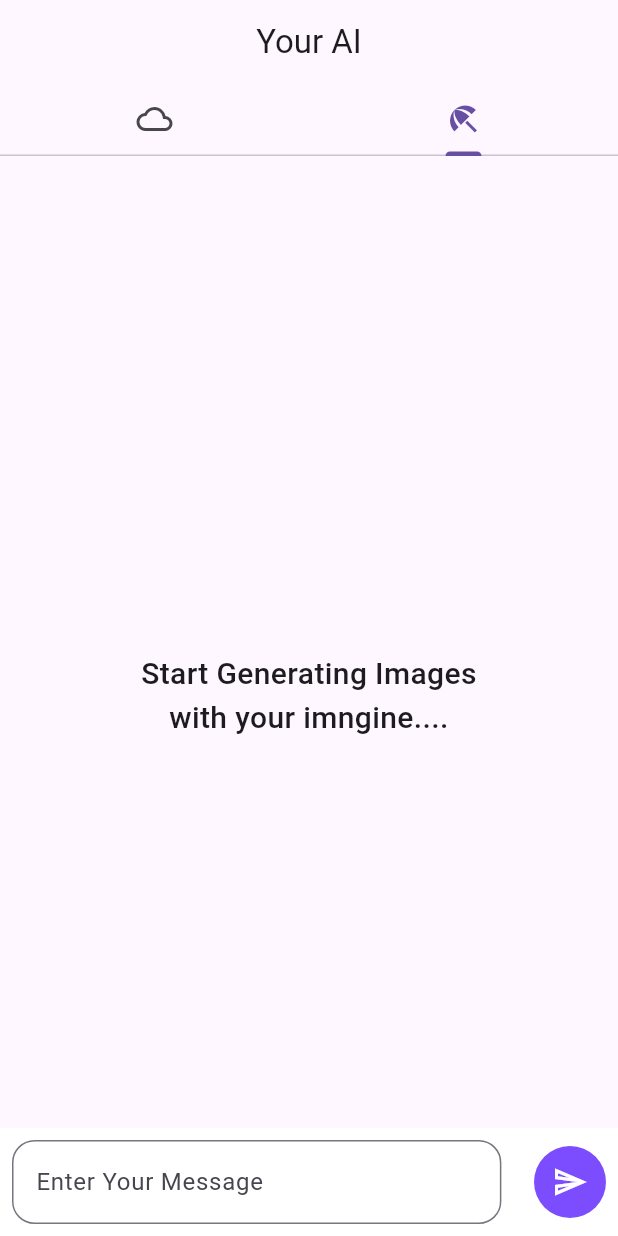
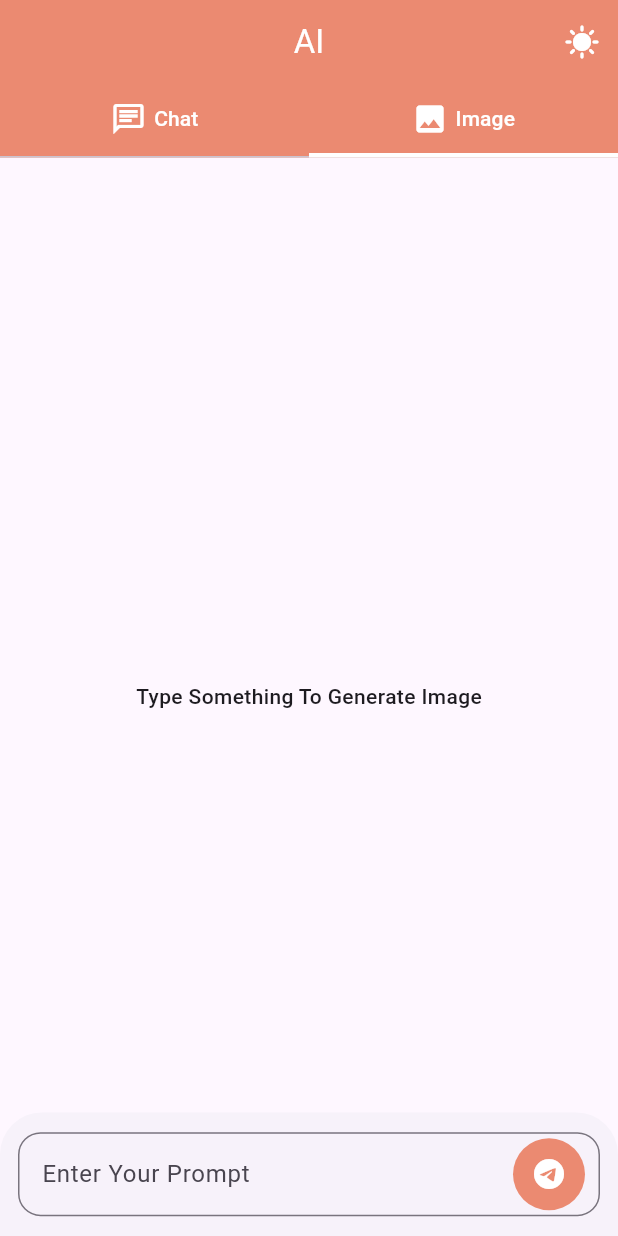
Before and after one commit to aryansabhani/chatgpt_app, a Flutter app: the screen it shows after launch, tab 2 chosen, on a phone screen of 412 x 824 dp. Run offline on Flutter 3.47's test engine with Material 3 defaults, Android fonts, the phone set to English and light mode, and no system bars; our stand-ins replace animated_splash_screen, dio, google_generative_ai.

Commit message:
AS || 27-04-2024 13:46

```diff
--- /dev/null
+++ b/lib/Controller/ImageController.dart
@@ -0,0 +1,25 @@
+import 'package:chatgpt_app/Helper/ImageHelper.dart';
+import 'package:flutter/material.dart';
+import 'package:flutter/services.dart';
+
+class ImageController extends ChangeNotifier {
+  List<Uint8List> images = [];
+
+  Uint8List image = Uint8List(0);
+  bool isLoading = false;
+
+  void ImaginApi(String prompt) async {
+    isLoading = true;
+    notifyListeners();
+    image =
+        await await ImageGenHelper.imageGenHelper.GeneratImage(prompt: prompt) ??
+            [];
+
+    if (image.isNotEmpty) {
+      images.add(image);
+    }
+
+    isLoading = false;
+    notifyListeners();
+  }
+}
--- /dev/null
+++ b/lib/Controller/ThemeController.dart
@@ -0,0 +1,10 @@
+import 'package:flutter/material.dart';
+
+class ThemeController extends ChangeNotifier{
+  bool isDarkMode = false;
+
+  void changeTheme(){
+    isDarkMode = !isDarkMode;
+    notifyListeners();
+  }
+}
--- /dev/null
+++ b/lib/View/screen/AiTab.dart
@@ -0,0 +1,103 @@
+import 'package:chatgpt_app/view/screen/ChatScreen.dart';
+import 'package:flutter/material.dart';
+import 'package:provider/provider.dart';
+
+import '../../Controller/ThemeController.dart';
+import 'ImageScreen.dart';
+
+class AiTab extends StatefulWidget {
+  const AiTab({super.key});
+
+  @override
+  State<AiTab> createState() => _AiTabState();
+}
+
+/// [AnimationController]s can be created with `vsync: this` because of
+/// [TickerProviderStateMixin].
+class _AiTabState extends State<AiTab> with TickerProviderStateMixin {
+  late final TabController _tabController;
+
+  @override
+  void initState() {
+    super.initState();
+    _tabController = TabController(length: 2, vsync: this);
+  }
+
+  @override
+  void dispose() {
+    _tabController.dispose();
+    super.dispose();
+  }
+
+  @override
+  Widget build(BuildContext context) {
+    return Scaffold(
+      appBar: AppBar(
+        // leading: IconButton(onPressed: () {
+        //
+        // }, icon: Icon(Icons.refresh, color: Colors.white)),
+        // backgroundColor: Provider.of<ThemeController>(context).isDarkMode ? Colors.black : Color(0xffEB8A71),
+        title: Text(
+          'AI',
+          style: TextStyle(color: Colors.white),
+        ),
+        actions: [
+          IconButton(onPressed: () {
+            Provider.of<ThemeController>(context, listen: false).changeTheme();
+          }, icon: Icon(Provider.of<ThemeController>(context).isDarkMode ? Icons.dark_mode : Icons.sunny, color: Colors.white)),
+        ],
+        centerTitle: true,
+        // leading: Icon(Icons.),
+        bottom: TabBar(
+          indicatorColor: Colors.white,
+          indicatorWeight: 3.0,
+          indicatorSize: TabBarIndicatorSize.tab,
+          controller: _tabController,
+          tabs: const <Widget>[
+            Tab(
+              child: Row(
+                mainAxisAlignment: MainAxisAlignment.center,
+                crossAxisAlignment: CrossAxisAlignment.center,
+                children: [
+                  Icon(Icons.chat_outlined, color: Colors.white),
+                  SizedBox(
+                    width: 5,
+                  ),
+                  Text(
+                    'Chat',
+                    style: TextStyle(color: Colors.white),
+                  ),
+                ],
+              ),
+              // text: 'Chat Bot',
+              // icon: Icon(Icons.voice_chat_outlined,color: Colors.white,),
+            ),
+            Tab(
+              child: Row(
+                mainAxisAlignment: MainAxisAlignment.center,
+                crossAxisAlignment: CrossAxisAlignment.center,
+                children: [
+                  Icon(Icons.image, color: Colors.white),
+                  SizedBox(
+                    width: 5,
+                  ),
+                  Text(
+                    'Image',
+                    style: TextStyle(color: Colors.white),
+                  ),
+                ],
+              ),
+              // text: 'Chat Bot',
+              // icon: Icon(Icons.voice_chat_outlined,color: Colors.white,),
+            ),
+
+          ],
+        ),
+      ),
+      body: TabBarView(
+        controller: _tabController,
+        children: <Widget>[ChatScreen(), ImagePage()],
+      ),
+    );
+  }
+}
--- /dev/null
+++ b/lib/View/screen/ImageScreen.dart
@@ -0,0 +1,119 @@
+// import 'dart:html';
+import 'dart:io';
+import 'dart:typed_data';
+
+import 'package:chatgpt_app/helper/ImageHelper.dart';
+import 'package:flutter/material.dart';
+import 'package:flutter/services.dart';
+import 'package:provider/provider.dart';
+
+import '../../Controller/ImageController.dart';
+import '../../Controller/ThemeController.dart';
+
+class ImagePage extends StatefulWidget {
+  ImagePage({super.key});
+
+  @override
+  State<ImagePage> createState() => _ImagePageState();
+}
+
+class _ImagePageState extends State<ImagePage> {
+  TextEditingController textcontroller = TextEditingController();
+
+  @override
+  Widget build(BuildContext context) {
+    final s = MediaQuery.of(context).size;
+    return Scaffold(
+      bottomSheet: Container(
+        height: s.height * 0.1,
+        alignment: Alignment.center,
+        padding: EdgeInsets.all(12),
+        // color: Provider.of<ThemeController>(context).isDarkMode ? Color(0xFF121212) : Colors.white,
+        child: TextFormField(
+          // style: TextStyle(color: Colors.white),
+          controller: textcontroller,
+
+          decoration: InputDecoration(
+              suffixIcon: Padding(
+                padding: EdgeInsets.symmetric(horizontal: 10),
+                child: IconButton(
+                    padding: EdgeInsets.all(12),
+                    // iconSize: 30,
+                    style: ButtonStyle(
+                        backgroundColor:
+                            Provider.of<ThemeController>(context).isDarkMode
+                                ? MaterialStateProperty.all(Colors.black26)
+                                : MaterialStateProperty.all(Color(0xffEB8A71)),
+                        foregroundColor:
+                            MaterialStateProperty.all(Colors.white),
+                        shape: MaterialStateProperty.all(CircleBorder())),
+                    onPressed: () {
+                      SystemChannels.textInput.invokeMethod('TextInput.hide');
+                      if (textcontroller.text.isNotEmpty) {
+                        Provider.of<ImageController>(context, listen: false)
+                            .ImaginApi(textcontroller.text);
+                        textcontroller.clear();
+                        // scrollController
+                        //     .jumpTo(scrollController.positions.last.maxScrollExtent);
+                      } else {
+                        ScaffoldMessenger.of(context).showSnackBar(SnackBar(
+                          content: Text('Please Enter Something'),
+                        ));
+                      }
+                    },
+                    icon: Provider.of<ImageController>(context).isLoading
+                        ? CircularProgressIndicator(
+                            color: Colors.white,
+                          )
+                        : Icon(Icons.telegram)),
+              ),
+              border: OutlineInputBorder(
+                borderRadius: BorderRadius.circular(15),
+              ),
+              label: Text('Enter Your Prompt')),
+        ),
+      ),
+      body: Consumer<ImageController>(builder: (context, pro, child) {
+        return Column(
+          mainAxisAlignment: MainAxisAlignment.center,
+          children: [
+            if (pro.image.isNotEmpty)
+              Expanded(
+                  flex: 8,
+                  child: Padding(
+                    padding: const EdgeInsets.only(
+                      top: 30,
+                      left: 16,
+                      right: 16,
+                    ),
+                    child: Column(
+                      crossAxisAlignment: CrossAxisAlignment.start,
+                      children: [
+                        Expanded(
+                            flex: 3,
+                            child: Center(
+                              child: ClipRRect(
+                                  borderRadius: BorderRadius.circular(24),
+                                  child: Image.memory(
+                                    pro.image,
+                                    fit: BoxFit.cover,
+                                  )),
+                            )),
+                      ],
+                    ),
+                  ))
+            else
+              Expanded(
+                  flex: 8,
+                  child: Center(
+                    child: Text(
+                      'Type Something To Generate Image',
+                      style: TextStyle(fontWeight: FontWeight.w500),
+                    ),
+                  )),
+          ],
+        );
+      }),
+    );
+  }
+}
--- a/lib/main.dart
+++ b/lib/main.dart
@@ -1,10 +1,15 @@
-import 'package:chatgpt_app/view/chat_gen.dart';
-import 'package:chatgpt_app/view/image_gen_screen.dart';
-import 'package:chatgpt_app/view/tab_bar.dart';
+import 'package:chatgpt_app/Controller/ImageController.dart';
+import 'package:chatgpt_app/Controller/ThemeController.dart';
+import 'package:chatgpt_app/view/screen/SplashScreen.dart';
 import 'package:flutter/material.dart';
+import 'package:provider/provider.dart';
 
 void main() {
-  runApp(const MyApp());
+  runApp(
+      MultiProvider(providers: [
+        ChangeNotifierProvider(create: (_) => ThemeController()),
+        ChangeNotifierProvider(create: (_) => ImageController()),
+      ],child:  MyApp()) );
 }
 
 class MyApp extends StatelessWidget {
@@ -15,11 +20,28 @@ class MyApp extends StatelessWidget {
     return MaterialApp(
       title: 'Flutter Demo',
       theme: ThemeData(
-        // colorScheme: ColorScheme.fromSeed(seedColor: Colors.deepPurple),
+        // primarySwatch: Colors.blue,
         useMaterial3: true,
+        appBarTheme: AppBarTheme(backgroundColor: Color(0xffEB8A71)),
+        brightness: Brightness.light,
+        backgroundColor: Color(0xFFF5F5F5), // Light gray background
+        textTheme: TextTheme(
+          bodyText1: TextStyle(color: Colors.black), // Dark text color
+        ),
       ),
+
+      darkTheme: ThemeData(
+        useMaterial3: true,
+        // primarySwatch: Colors.blue,
+        brightness: Brightness.dark,
+        backgroundColor: Color(0xFF121212), // Dark gray background
+        textTheme: TextTheme(
+          bodyText1: TextStyle(color: Colors.white), // Light text color
+        ),
+      ),
+      themeMode: Provider.of<ThemeController>(context).isDarkMode ? ThemeMode.dark : ThemeMode.light,
       debugShowCheckedModeBanner: false,
-      home: AiTab(),
+      home: AnimatedSplas(),
     );
   }
 }
--- a/lib/view/image_gen_screen.dart
+++ /dev/null
@@ -1,154 +0,0 @@
-// import 'dart:html';
-import 'dart:io';
-import 'dart:typed_data';
-
-import 'package:chatgpt_app/helper/imagehelper.dart';
-import 'package:flutter/material.dart';
-import 'package:flutter/services.dart';
-import 'package:path_provider/path_provider.dart';
-
-class ImagePage extends StatefulWidget {
-  ImagePage({super.key});
-
-  @override
-  State<ImagePage> createState() => _ImagePageState();
-}
-
-class _ImagePageState extends State<ImagePage> {
-  TextEditingController textcontroller = TextEditingController();
-
-  List<Uint8List> images = [];
-
-  Uint8List img = Uint8List(0);
-
-  void ImaginApi(String prompt) async {
-    img = await await ImageGenHelper.imageGenHelper
-            .GeneratImage(prompt: prompt) ??
-        [];
-
-    if (img.isNotEmpty) {
-      images.add(img);
-    }
-    Navigator.pop(context);
-    setState(() {});
-  }
-
-  @override
-  Widget build(BuildContext context) {
-    return Scaffold(
-      bottomSheet: Container(
-        color: Colors.white,
-        child: Padding(
-          padding: const EdgeInsets.all(8.0),
-          child: Row(
-            children: [
-              Expanded(
-                flex: 15,
-                child: TextFormField(
-                  // style: TextStyle(color: Colors.white),
-                  controller: textcontroller,
-                  decoration: InputDecoration(
-                      border: OutlineInputBorder(
-                        borderRadius: BorderRadius.circular(15),
-                      ),
-                      label: Text('Enter Your Message')),
-                ),
-              ),
-              Spacer(),
-              IconButton(
-                  padding: EdgeInsets.all(12),
-                  // iconSize: 30,
-                  style: ButtonStyle(
-                      backgroundColor:
-                          MaterialStateProperty.all(Colors.deepPurpleAccent),
-                      foregroundColor: MaterialStateProperty.all(Colors.white),
-                      shape: MaterialStateProperty.all(CircleBorder())),
-                  onPressed: () {
-                    SystemChannels.textInput.invokeMethod('TextInput.hide');
-                    showDialog(
-                      context: context,
-                      builder: (context) {
-                        return PopScope(
-                            canPop: false,
-                            child: Container(
-                                decoration: BoxDecoration(
-                                    color: Colors.black.withOpacity(0.2)),
-                                height: double.maxFinite,
-                                width: double.maxFinite,
-                                alignment: Alignment.center,
-                                child: Container(
-                                    height: 30,
-                                    width: 30,
-                                    child: CircularProgressIndicator(
-                                      color: Colors.white,
-                                    ))),
-                            onPopInvoked: (val) async {});
-                      },
-                    );
-                    if (textcontroller.text.isNotEmpty) {
-                      ImaginApi(textcontroller.text);
-                      textcontroller.clear();
-                      // scrollController
-                      //     .jumpTo(scrollController.positions.last.maxScrollExtent);
-                    } else {
-                      ScaffoldMessenger.of(context).showSnackBar(SnackBar(
-                        content: Text('Please Enter Something'),
-                      ));
-                    }
-                  },
-                  icon: Icon(Icons.send_outlined))
-            ],
-          ),
-        ),
-      ),
-      body: Column(
-        mainAxisAlignment: MainAxisAlignment.center,
-        children: [
-          if (img.isNotEmpty)
-            Expanded(
-                flex: 8,
-                child: Padding(
-                  padding: const EdgeInsets.only(
-                    top: 30,
-                    left: 16,
-                    right: 16,
-                  ),
-                  child: Column(
-                    crossAxisAlignment: CrossAxisAlignment.start,
-                    children: [
-                      Expanded(
-                          flex: 3,
-                          child: Center(
-                            child: ClipRRect(
-                                borderRadius: BorderRadius.circular(24),
-                                child: Image.memory(
-                                  img,
-                                  fit: BoxFit.cover,
-                                )),
-                          )),
-                    ],
-                  ),
-                ))
-          else
-            Expanded(
-              flex: 8,
-              child: Center(
-                child: Text.rich(
-                  TextSpan(
-                    children: [
-                      TextSpan(
-                        text: 'Start Generating Images \nwith your imngine....',
-                        style: TextStyle(
-                            fontSize: 20, fontWeight: FontWeight.w500),
-                      ),
-                    ],
-                  ),
-                  textAlign: TextAlign.center,
-                ),
-              ),
-            ),
-        ],
-      ),
-    );
-  }
-}
--- a/lib/view/tab_bar.dart
+++ /dev/null
@@ -1,58 +0,0 @@
-import 'package:chatgpt_app/view/chat_gen.dart';
-import 'package:chatgpt_app/view/image_gen_screen.dart';
-import 'package:flutter/material.dart';
-
-class AiTab extends StatefulWidget {
-  const AiTab({super.key});
-
-  @override
-  State<AiTab> createState() => _AiTabState();
-}
-
-/// [AnimationController]s can be created with `vsync: this` because of
-/// [TickerProviderStateMixin].
-class _AiTabState extends State<AiTab>
-    with TickerProviderStateMixin {
-  late final TabController _tabController;
-
-  @override
-  void initState() {
-    super.initState();
-    _tabController = TabController(length: 2, vsync: this);
-  }
-
-  @override
-  void dispose() {
-    _tabController.dispose();
-    super.dispose();
-  }
-
-  @override
-  Widget build(BuildContext context) {
-    return Scaffold(
-      appBar: AppBar(
-        title: const Text('Your AI'),
-        centerTitle: true,
-        // leading: Icon(Icons.),
-        bottom: TabBar(
-          controller: _tabController,
-          tabs: const <Widget>[
-            Tab(
-              icon: Icon(Icons.cloud_outlined),
-            ),
-            Tab(
-              icon: Icon(Icons.beach_access_sharp),
-            ),
-          ],
-        ),
-      ),
-      body: TabBarView(
-        controller: _tabController,
-        children: <Widget>[
-          ChatScreen(),
-          ImagePage()
-        ],
-      ),
-    );
-  }
-}
--- a/pubspec.yaml
+++ b/pubspec.yaml
@@ -41,6 +41,8 @@ dependencies:
   dart_openai: ^5.1.0
   dio:
   path_provider: ^2.0.5
+  animated_splash_screen:
+  provider:
 
 
 dev_dependencies:
```
Also changed, not shown: lib/Helper/ImageHelper.dart (renamed from lib/helper/imagehelper.dart, +5 -3 lines), lib/View/screen/ChatScreen.dart (renamed from lib/view/chat_gen.dart, +40 -79 lines), lib/View/screen/SplashScreen.dart (added, +33 -0 lines), lib/helper/chatgpthelper.dart (deleted, +0 -12 lines), asstes/image/images.jpg (added), asstes/image/img.png (added), lib/modal/MessageModal.dart (renamed from lib/modal/messageModal.dart), pubspec.lock, 1 other file.
